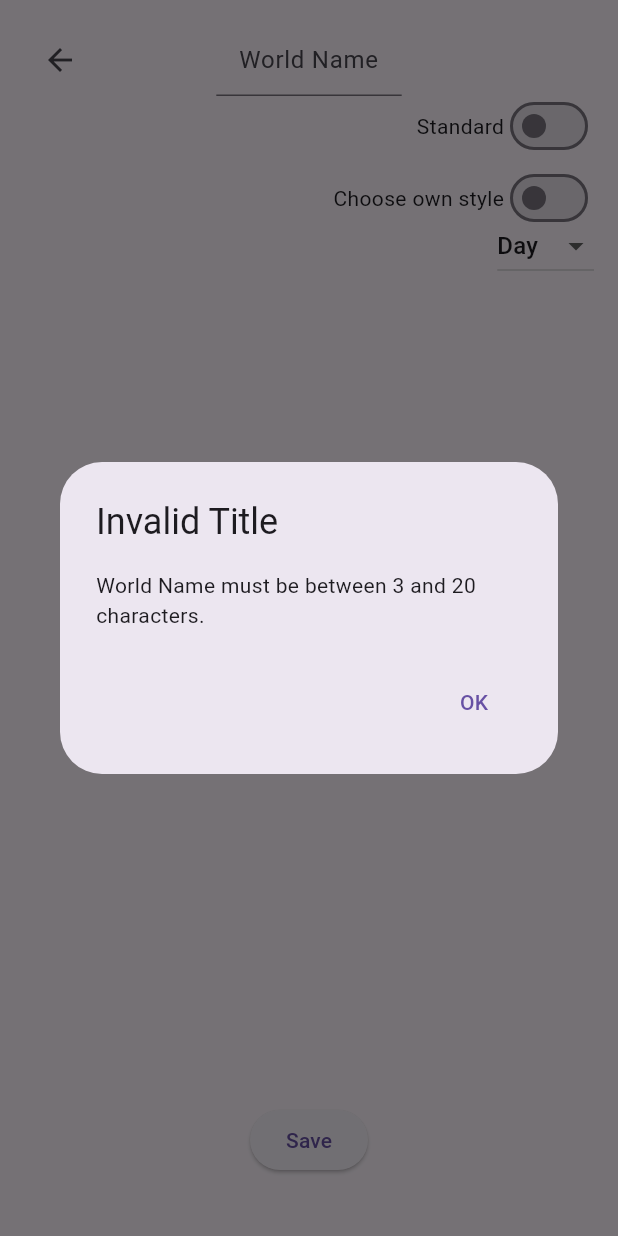
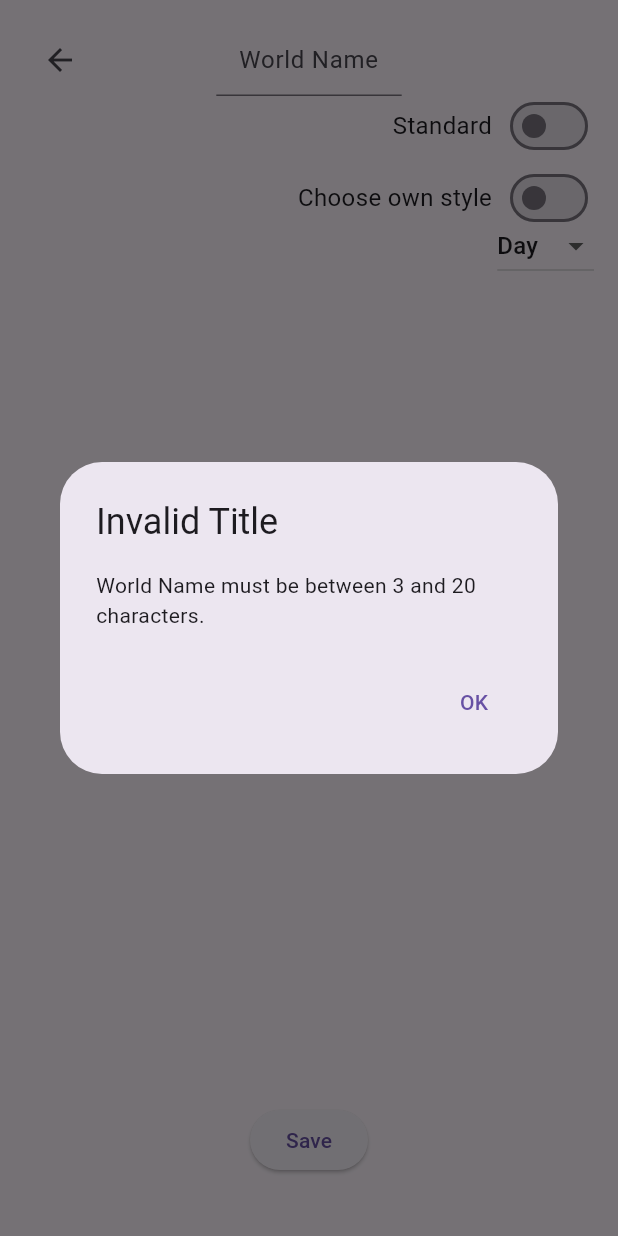
Before and after one commit to unearthcreator/Another-one, a Flutter app: the EarthCreatorPage screen opened directly, after a tap on "Save", on a phone screen of 412 x 824 dp. Run offline on Flutter 3.47's test engine with Material 3 defaults, Android fonts, the phone set to English and light mode, and no system bars; our stand-ins replace carousel_slider, file_picker, flutter_riverpod, hive, hive_flutter, image_picker and 1 more; missing offline and left inert: mapbox_maps_flutter; accounts and stored records are empty; project files that could hold a hidden picture were left out.

Commit message:
World Selector updated

```diff
--- a/lib/src/starting_pages/world_selector/earth_creator/earth_creator.dart
+++ b/lib/src/starting_pages/world_selector/earth_creator/earth_creator.dart
@@ -1,22 +1,15 @@
 import 'package:flutter/material.dart';
 import 'package:map_mvp_project/services/error_handler.dart';
-import 'package:uuid/uuid.dart'; // For generating a unique ID
-
-// Your repositories and models
+import 'package:uuid/uuid.dart';
 import 'package:map_mvp_project/repositories/local_worlds_repository.dart';
 import 'package:map_mvp_project/models/world_config.dart';
-
-// Local app preferences helper (storing last-used carousel index, etc.)
 import 'package:map_mvp_project/repositories/local_app_preferences.dart';
+import 'package:map_mvp_project/src/starting_pages/world_selector/earth_creator/widgets/toggle_row.dart';
 
 class EarthCreatorPage extends StatefulWidget {
-  /// The carousel card index this "new world" is associated with.
   final int carouselIndex;
 
-  const EarthCreatorPage({
-    Key? key,
-    required this.carouselIndex,
-  }) : super(key: key);
+  const EarthCreatorPage({Key? key, required this.carouselIndex}) : super(key: key);
 
   @override
   State<EarthCreatorPage> createState() => _EarthCreatorPageState();
@@ -24,16 +17,8 @@ class EarthCreatorPage extends StatefulWidget {
 
 class _EarthCreatorPageState extends State<EarthCreatorPage> {
   final TextEditingController _nameController = TextEditingController();
-
-  /// Whether the user wants a satellite map vs. standard map.
   bool _isSatellite = false;
-
-  /// Whether we auto-adjust the time bracket (dawn/day/dusk/night) by local time.
-  /// Defaults to false, so user chooses manually by default.
   bool _adjustAfterTime = false;
-
-  /// The selected time bracket if [_adjustAfterTime] == false.
-  /// Can be "Dawn", "Day", "Dusk", or "Night".
   String _selectedTheme = 'Day';
 
   late LocalWorldsRepository _worldConfigsRepo;
@@ -51,11 +36,6 @@ class _EarthCreatorPageState extends State<EarthCreatorPage> {
     super.dispose();
   }
 
-  /// Simple bracket logic based on local time:
-  ///  - Dawn: 4–7
-  ///  - Day: 7–17
-  ///  - Dusk: 17–20
-  ///  - Night: else
   String _determineTimeBracket() {
     final hour = DateTime.now().hour;
     if (hour >= 4 && hour < 7) return 'Dawn';
@@ -64,44 +44,35 @@ class _EarthCreatorPageState extends State<EarthCreatorPage> {
     return 'Night';
   }
 
-  /// Returns either the auto-determined bracket or the manually selected one.
   String get _currentBracket {
     return _adjustAfterTime ? _determineTimeBracket() : _selectedTheme;
   }
 
-  /// Choose an image based on satellite/standard and dawn/day/dusk/night.
   String get _themeImagePath {
     final bracket = _currentBracket;
-
-    if (_isSatellite) {
     switch (bracket) {
       case 'Dawn':
-          return 'assets/earth_snapshot/Satellite-Dawn.png';
+        return _isSatellite
+            ? 'assets/earth_snapshot/Satellite-Dawn.png'
+            : 'assets/earth_snapshot/Dawn.png';
+      case 'Day':
+        return _isSatellite
+            ? 'assets/earth_snapshot/Satellite-Day.png'
+            : 'assets/earth_snapshot/Day.png';
       case 'Dusk':
-          return 'assets/earth_snapshot/Satellite-Dusk.png';
+        return _isSatellite
+            ? 'assets/earth_snapshot/Satellite-Dusk.png'
+            : 'assets/earth_snapshot/Dusk.png';
       case 'Night':
-          return 'assets/earth_snapshot/Satellite-Night.png';
-        case 'Day':
+        return _isSatellite
+            ? 'assets/earth_snapshot/Satellite-Night.png'
+            : 'assets/earth_snapshot/Night.png';
       default:
-          return 'assets/earth_snapshot/Satellite-Day.png';
-      }
-    } else {
-      // Standard
-      switch (bracket) {
-        case 'Dawn':
-          return 'assets/earth_snapshot/Dawn.png';
-        case 'Dusk':
-          return 'assets/earth_snapshot/Dusk.png';
-        case 'Night':
-          return 'assets/earth_snapshot/Night.png';
-        case 'Day':
-        default:
+        logger.w('Unknown bracket: $bracket. Using default "Day".');
         return 'assets/earth_snapshot/Day.png';
     }
   }
-  }
 
-  /// Shows an alert if the user’s world name is invalid.
   void _showNameErrorDialog() {
     showDialog(
       context: context,
@@ -120,33 +91,21 @@ class _EarthCreatorPageState extends State<EarthCreatorPage> {
     );
   }
 
-  /// Called when user taps "Save".
-  /// Called when user taps "Save".
   Future<void> _handleSave() async {
     final name = _nameController.text.trim();
 
-  // 1) Validate name length
-  if (name.length < 3 || name.length > 20) {
+    if (!RegExp(r"^[a-zA-Z0-9\s]{3,20}$").hasMatch(name)) {
       _showNameErrorDialog();
       return;
     }
 
-  // 2) Decide which bracket to use (auto or manual)
-  final bracket = _adjustAfterTime ? _determineTimeBracket() : _selectedTheme;
+    final bracket = _currentBracket;
+    final mapType = _isSatellite ? 'satellite' : 'standard';
+    final timeMode = _adjustAfterTime ? 'auto' : 'manual';
+    final manualTheme = timeMode == 'manual' ? bracket : null;
 
-  // 3) "satellite" or "standard"
-  final mapType = _isSatellite ? 'satellite' : 'standard';
-
-  // 4) "auto" if _adjustAfterTime, else "manual"
-  final timeMode = _adjustAfterTime ? 'auto' : 'manual';
-  final manualTheme = (timeMode == 'manual') ? bracket : null;
-
-  // These fields will later determine the image shown in the carousel:
-  // - mapType: "satellite" or "standard"
-  // - manualTheme: "Dawn", "Day", "Dusk", or "Night" (if timeMode == "manual")
     final worldId = const Uuid().v4();
 
-  // 5) Build a new WorldConfig
     final newWorldConfig = WorldConfig(
       id: worldId,
       name: name,
@@ -157,14 +116,9 @@ Future<void> _handleSave() async {
     );
 
     try {
-    // 6) Save to Hive
       await _worldConfigsRepo.addWorldConfig(newWorldConfig);
       logger.i('Saved new WorldConfig with ID=$worldId: $newWorldConfig');
-
-    // 7) Also store this “last used” index in local app prefs
       await LocalAppPreferences.setLastUsedCarouselIndex(widget.carouselIndex);
-
-    // 8) Pop back to WorldSelector, returning `true` so that page can re-fetch
       Navigator.pop(context, true);
     } catch (e, stackTrace) {
       logger.e('Error saving new WorldConfig', error: e, stackTrace: stackTrace);
@@ -181,37 +135,21 @@ Future<void> _handleSave() async {
     final screenWidth = MediaQuery.of(context).size.width;
     final screenHeight = MediaQuery.of(context).size.height;
 
-    // ~40% of screen for preview
-    final double previewW = screenWidth * 0.4;
-    final double previewH = screenHeight * 0.4;
-    // Center it vertically
-    final double previewTop = (screenHeight - previewH) / 2;
-
-    // Positions for toggles & dropdown
-    const double togglesTop = 60.0;
-    const double togglesRight = 16.0;
-    const double dropdownTop = togglesTop + 80;
-    const double dropdownRight = 16.0;
-
     return Scaffold(
       body: SafeArea(
         child: Stack(
           children: [
-            // (A) BACK BUTTON (top-left)
             Positioned(
               top: 16,
               left: 16,
               child: IconButton(
                 icon: const Icon(Icons.arrow_back),
                 onPressed: () {
-                  // If user cancels, just pop with `false` or no argument
                   Navigator.pop(context, false);
                   logger.i('User tapped back button on EarthCreatorPage');
                 },
               ),
             ),
-
-            // (B) WORLD NAME (top-center)
             Positioned(
               top: 16,
               left: 0,
@@ -231,39 +169,22 @@ Future<void> _handleSave() async {
                 ),
               ),
             ),
-
-            // (C) Toggles top-right
             Positioned(
-              top: togglesTop,
-              right: togglesRight,
+              top: 60.0,
+              right: 16.0,
               child: Column(
                 crossAxisAlignment: CrossAxisAlignment.end,
                 children: [
-                  // Satellite vs. Standard
-                  Row(
-                    mainAxisSize: MainAxisSize.min,
-                    children: [
-                      Text(_isSatellite ? 'Satellite' : 'Standard'),
-                      Switch(
+                  ToggleRow(
+                    label: _isSatellite ? 'Satellite' : 'Standard',
                     value: _isSatellite,
                     onChanged: (newVal) {
                       setState(() => _isSatellite = newVal);
-                          logger.i(
-                            'Map type toggled -> '
-                            '${_isSatellite ? "Satellite" : "Standard"}',
-                          );
+                      logger.i('Map type toggled -> ${_isSatellite ? "Satellite" : "Standard"}');
                     },
                   ),
-                    ],
-                  ),
-                  // "Style follows time" vs "Choose own style"
-                  Row(
-                    mainAxisSize: MainAxisSize.min,
-                    children: [
-                      Text(
-                        _adjustAfterTime ? 'Style follows time' : 'Choose own style',
-                      ),
-                      Switch(
+                  ToggleRow(
+                    label: _adjustAfterTime ? 'Style follows time' : 'Choose own style',
                     value: _adjustAfterTime,
                     onChanged: (newVal) {
                       setState(() => _adjustAfterTime = newVal);
@@ -272,25 +193,18 @@ Future<void> _handleSave() async {
                   ),
                 ],
               ),
-                ],
             ),
-            ),
-
-            // (D) If user turned OFF "time-adjust," show the dropdown
             if (!_adjustAfterTime)
               Positioned(
-                top: dropdownTop,
-                right: dropdownRight,
-                child: Row(
-                  mainAxisSize: MainAxisSize.min,
-                  children: [
-                    DropdownButton<String>(
+                top: 140.0,
+                right: 16.0,
+                child: DropdownButton<String>(
                   value: _selectedTheme,
                   items: const [
                     DropdownMenuItem(value: 'Dawn', child: Text('Dawn')),
-                        DropdownMenuItem(value: 'Day',  child: Text('Day')),
+                    DropdownMenuItem(value: 'Day', child: Text('Day')),
                     DropdownMenuItem(value: 'Dusk', child: Text('Dusk')),
-                        DropdownMenuItem(value: 'Night',child: Text('Night')),
+                    DropdownMenuItem(value: 'Night', child: Text('Night')),
                   ],
                   onChanged: (newValue) {
                     if (newValue != null) {
@@ -299,17 +213,13 @@ Future<void> _handleSave() async {
                     }
                   },
                 ),
-                  ],
               ),
-              ),
-
-            // (E) IMAGE PREVIEW (~40% W/H), centered
             Positioned(
-              top: previewTop,
-              left: (screenWidth - previewW) / 2,
+              top: (screenHeight - screenHeight * 0.4) / 2,
+              left: (screenWidth - screenWidth * 0.4) / 2,
               child: SizedBox(
-                width: previewW,
-                height: previewH,
+                width: screenWidth * 0.4,
+                height: screenHeight * 0.4,
                 child: ClipRRect(
                   borderRadius: BorderRadius.circular(12),
                   child: Image.asset(
@@ -319,8 +229,6 @@ Future<void> _handleSave() async {
                 ),
               ),
             ),
-
-            // (F) SAVE BUTTON bottom-center
             Positioned(
               left: 0,
               right: 0,
--- /dev/null
+++ b/lib/src/starting_pages/world_selector/earth_creator/widgets/toggle_row.dart
@@ -0,0 +1,40 @@
+import 'package:flutter/material.dart';
+
+/// A reusable row widget for displaying a label alongside a toggle switch.
+class ToggleRow extends StatelessWidget {
+  /// The label to describe the toggle.
+  final String label;
+
+  /// The current value of the toggle.
+  final bool value;
+
+  /// A callback for when the toggle value changes.
+  final ValueChanged<bool> onChanged;
+
+  const ToggleRow({
+    required this.label,
+    required this.value,
+    required this.onChanged,
+    Key? key,
+  }) : super(key: key);
+
+  @override
+  Widget build(BuildContext context) {
+    return Row(
+      mainAxisSize: MainAxisSize.min,
+      children: [
+        // The label for the toggle
+        Text(
+          label,
+          style: const TextStyle(fontSize: 16),
+        ),
+        const SizedBox(width: 8), // Add space between label and toggle
+        // The toggle switch
+        Switch(
+          value: value,
+          onChanged: onChanged,
+        ),
+      ],
+    );
+  }
+}
```
Lines whose indentation alone changed are shown as unchanged.
